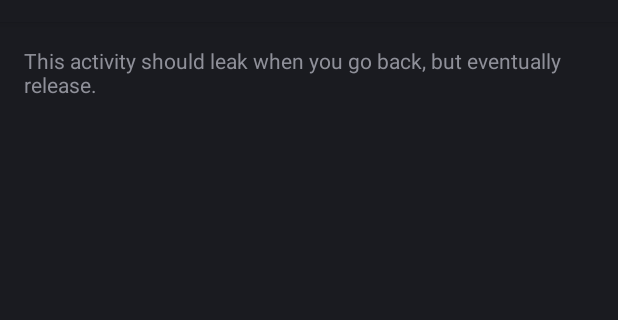
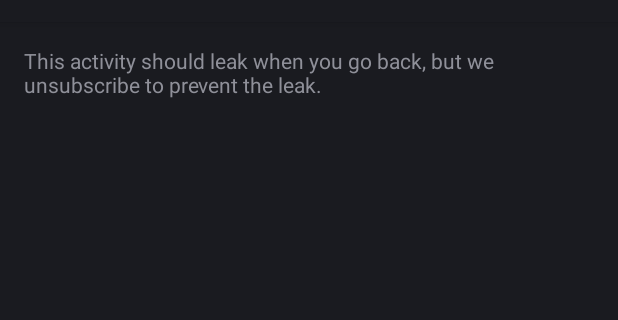
Before and after one commit to dlew/android-subscription-leaks, an Android app: the screen it shows after launch (TempLeakingActivity), after a tap on "LEAKING (TEMPORARY BUT FIXED)", on a phone screen of 412 x 824 dp, the part 62-382 px from its top. Run offline under Robolectric (Android 15) with nearby library versions, the phone set to English and light mode, and no system bars; our stand-ins replace ButterKnife, Timber; libraries missing offline, so code that uses them is left out: rx.functions; 1 statement that could not run was skipped.

Commit message:
Fixed explanation text

```diff
--- a/app/src/main/java/net/danlew/rxsubscriptions/TempLeakingActivity.java
+++ b/app/src/main/java/net/danlew/rxsubscriptions/TempLeakingActivity.java
@@ -4,6 +4,9 @@ import android.app.Activity;
 import android.content.Context;
 import android.content.Intent;
 import android.os.Bundle;
+import android.widget.TextView;
+import butterknife.Bind;
+import butterknife.ButterKnife;
 import rx.Observable;
 import rx.Subscription;
 import rx.functions.Action1;
@@ -14,6 +17,8 @@ import java.util.concurrent.TimeUnit;
 public class TempLeakingActivity extends Activity {
 
     private static final String FIX_LEAK = "FIX_LEAK";
+
+    @Bind(R.id.explanation) TextView mExplanationView;
 
     private Subscription mSubscription;
 
@@ -28,6 +33,12 @@ public class TempLeakingActivity extends Activity {
         super.onCreate(savedInstanceState);
 
         setContentView(R.layout.activity_leaking_temp);
+
+        ButterKnife.bind(this);
+
+        int explanationId = getIntent().getBooleanExtra(FIX_LEAK, false) ?
+            R.string.explanation_leak_temp_fixed : R.string.explanation_leak_temp;
+        mExplanationView.setText(explanationId);
     }
 
     @Override
--- a/app/src/main/res/layout/activity_leaking_temp.xml
+++ b/app/src/main/res/layout/activity_leaking_temp.xml
@@ -10,6 +10,7 @@
     tools:context=".MainActivity">
 
     <TextView
+        android:id="@+id/explanation"
         android:layout_width="match_parent"
         android:layout_height="wrap_content"
         android:text="@string/explanation_leak_temp" />
--- a/app/src/main/res/values/strings.xml
+++ b/app/src/main/res/values/strings.xml
@@ -11,6 +11,8 @@
     <string name="temp_leaking_subscription">Leaking (Temporary)</string>
     <string name="temp_leaking_subscription_fixed">Leaking (Temporary but fixed)</string>
     <string name="explanation_leak_temp">This activity should leak when you go back, but eventually release.</string>
+    <string name="explanation_leak_temp_fixed">This activity should leak when you go back, but we unsubscribe to prevent
+        the leak.</string>
 
     <string name="lifecycle_observable">RxLifecycle</string>
     <string name="explanation_lifecycle">This activity should always auto-unsubscribe due to
```
